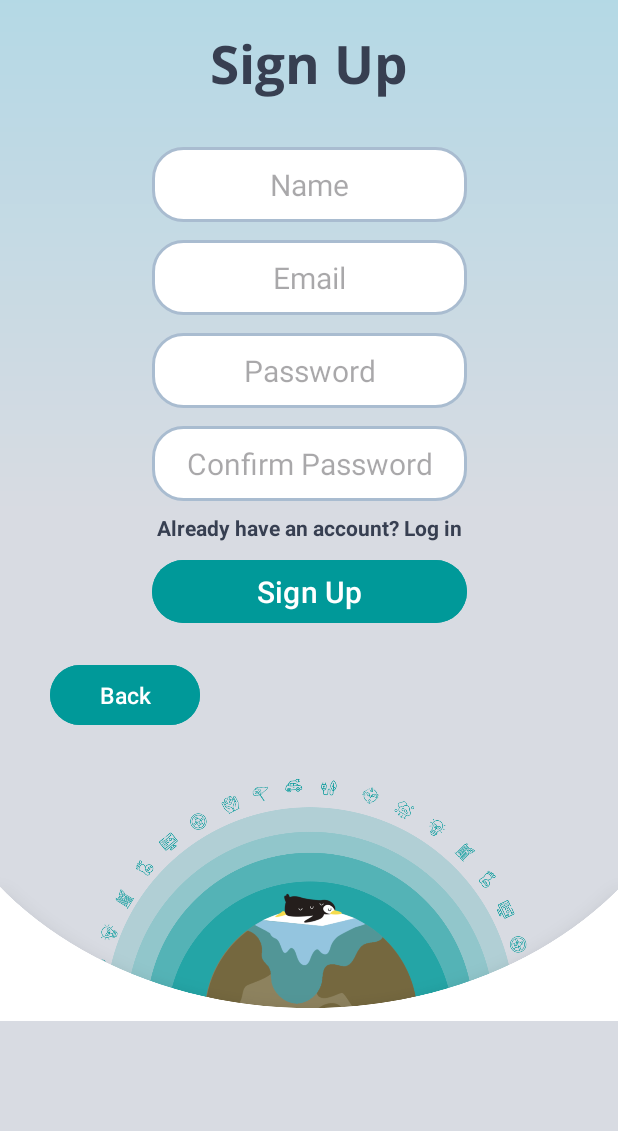
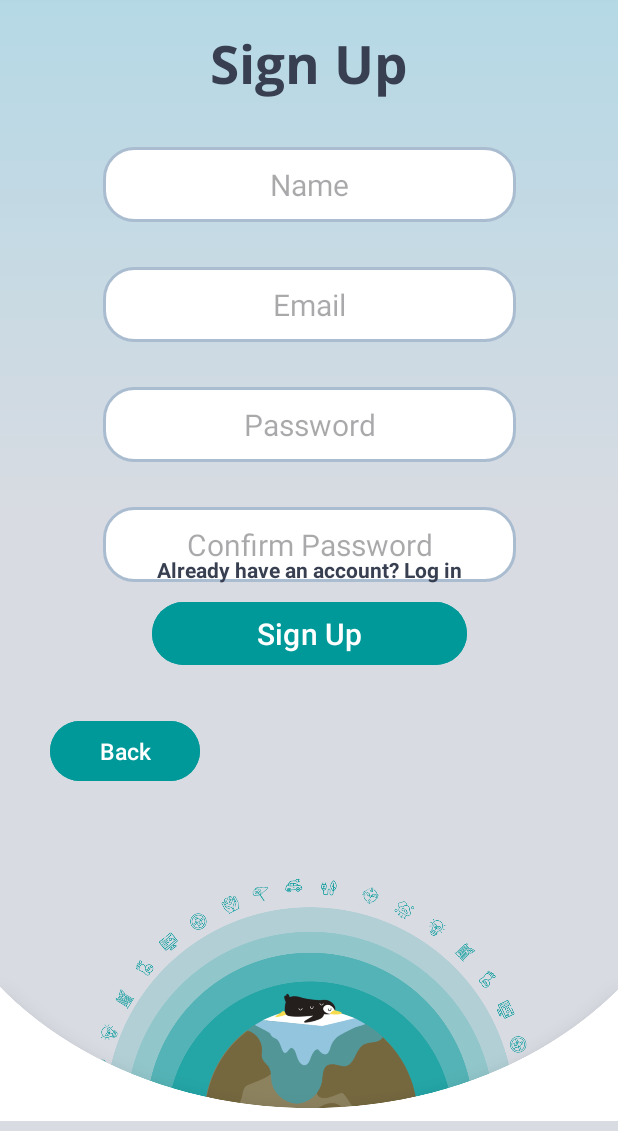
Before and after one commit to MaxHuang2037/Planetze, an Android app: the screen it shows after launch (MainActivity), after a tap on "Sign Up", on a phone screen of 412 x 824 dp, the part 105-1236 px from its top. Run offline under Robolectric (Android 15) with nearby library versions, the phone set to English and light mode, and no system bars; our stand-ins replace Firebase (no records; nobody signed in at launch, a user with empty details on screens opened directly).

Commit message:
merged with ui design2 and fixed issues

```diff
--- a/Starter Application/app/src/main/java/com/example/Planetzecarbontracker/AnnualCarbonFootprintFragment.java
+++ b/Starter Application/app/src/main/java/com/example/Planetzecarbontracker/AnnualCarbonFootprintFragment.java
@@ -1,7 +1,6 @@
 package com.example.Planetzecarbontracker;
 
 import android.os.Bundle;
-import android.util.Log;
 import android.view.LayoutInflater;
 import android.view.View;
 import android.view.ViewGroup;
@@ -15,9 +14,7 @@ import androidx.annotation.NonNull;
 import androidx.annotation.Nullable;
 import androidx.fragment.app.Fragment;
 
-import com.google.android.gms.tasks.OnCompleteListener;
 import com.google.android.gms.tasks.OnSuccessListener;
-import com.google.android.gms.tasks.Task;
 import com.google.firebase.auth.FirebaseAuth;
 import com.google.firebase.database.DataSnapshot;
 import com.google.firebase.database.DatabaseError;
@@ -165,7 +162,7 @@ public class AnnualCarbonFootprintFragment extends Fragment {
         });
 
         questionText = view.findViewById(R.id.questionText);
-        nextButton = view.findViewById(R.id.nextButton);
+        nextButton = view.findViewById(R.id.backButton);
         previousButton = view.findViewById(R.id.previousButton);
         radioGroup = view.findViewById(R.id.choices);
 
--- a/Starter Application/app/src/main/java/com/example/Planetzecarbontracker/EcoGaugeFragement.java
+++ b/Starter Application/app/src/main/java/com/example/Planetzecarbontracker/EcoGaugeFragement.java
@@ -2,7 +2,6 @@ package com.example.Planetzecarbontracker;
 
 import android.graphics.Color;
 import android.os.Bundle;
-import android.util.Log;
 import android.view.LayoutInflater;
 import android.view.View;
 import android.view.ViewGroup;
@@ -34,10 +33,7 @@ import com.google.firebase.database.DatabaseReference;
 import com.google.firebase.database.FirebaseDatabase;
 import com.google.firebase.database.ValueEventListener;
 
-import org.w3c.dom.Text;
-
 import java.util.ArrayList;
-import java.util.Arrays;
 import java.util.Calendar;
 import java.util.Collections;
 import java.util.Date;
--- a/Starter Application/app/src/main/java/com/example/Planetzecarbontracker/ForgotPasswordActivity.java
+++ b/Starter Application/app/src/main/java/com/example/Planetzecarbontracker/ForgotPasswordActivity.java
@@ -6,7 +6,6 @@ import android.view.View;
 import android.view.ViewGroup;
 import android.widget.Button;
 import android.widget.EditText;
-import android.widget.TextView;
 import android.widget.Toast;
 
 import androidx.annotation.NonNull;
@@ -30,8 +29,7 @@ public class ForgotPasswordActivity extends Fragment {
 
         // Reference UI elements
         Button buttonResendLink = view.findViewById(R.id.btnSendResetLink);
-        EditText editTextEmail = view.findViewById(R.id.editTextEmail);
-        TextView tvForgotPasswordTitle = view.findViewById(R.id.tvForgotPasswordTitle);
+        EditText editTextEmail = view.findViewById(R.id.editTextTextEmailAddress);
         Button backButton = view.findViewById(R.id.backButton);
 
         // Set OnClickListener for the "Send Reset Link" button
--- a/Starter Application/app/src/main/java/com/example/Planetzecarbontracker/FormulaAnswersRecorderActivity.java
+++ b/Starter Application/app/src/main/java/com/example/Planetzecarbontracker/FormulaAnswersRecorderActivity.java
@@ -25,7 +25,7 @@ public class FormulaAnswersRecorderActivity extends Fragment {
         TextView foodAnswers = view.findViewById(R.id.foodAnswers);
         TextView housingAnswers = view.findViewById(R.id.housingAnswers);
         TextView consumptionAnswers = view.findViewById(R.id.consumptionAnswers);
-        Button backButton = view.findViewById(R.id.backButton);
+        Button nextButton = view.findViewById(R.id.nextButton);
 
         // Retrieve data passed via Bundle
         Bundle bundle = getArguments();
@@ -48,7 +48,7 @@ public class FormulaAnswersRecorderActivity extends Fragment {
         }
 
         // Set Back button functionality
-        backButton.setOnClickListener(new View.OnClickListener() {
+        nextButton.setOnClickListener(new View.OnClickListener() {
             @Override
             public void onClick(View v) {
                 // change to emissions overview page
--- a/Starter Application/app/src/main/java/com/example/Planetzecarbontracker/SignUpFragment.java
+++ b/Starter Application/app/src/main/java/com/example/Planetzecarbontracker/SignUpFragment.java
@@ -22,9 +22,6 @@ import com.google.firebase.auth.FirebaseAuth;
 import com.google.firebase.auth.FirebaseUser;
 import com.google.firebase.database.DatabaseReference;
 import com.google.firebase.database.FirebaseDatabase;
-
-import java.util.ArrayList;
-import java.util.Date;
 
 public class SignUpFragment extends Fragment {
     private EditText name, email, password, confirmPassword;
--- a/Starter Application/app/src/main/res/layout/forgot_password_fragment.xml
+++ b/Starter Application/app/src/main/res/layout/forgot_password_fragment.xml
@@ -35,7 +35,7 @@
 
     <EditText
         android:id="@+id/editTextTextEmailAddress"
-        android:layout_width="210dp"
+        android:layout_width="275dp"
         android:layout_height="50dp"
         android:background="@drawable/rounded_edit_text"
         android:hint="Email"
--- a/Starter Application/app/src/main/res/layout/sign_up_fragment.xml
+++ b/Starter Application/app/src/main/res/layout/sign_up_fragment.xml
@@ -5,20 +5,19 @@
     android:layout_width="match_parent"
     android:layout_height="match_parent"
     android:background="@drawable/gradient_background"
-    android:visibility="visible"
-    tools:context=".AddItemFragment">
+    android:visibility="visible">
 
 
     <EditText
         android:id="@+id/editTextTextEmailAddress"
-        android:layout_width="210dp"
+        android:layout_width="275dp"
         android:layout_height="50dp"
         android:background="@drawable/rounded_edit_text"
         android:hint="Email"
         android:inputType="textEmailAddress"
         android:textAlignment="center"
         android:textSize="20sp"
-        android:layout_marginTop="12dp"
+        android:layout_marginTop="30dp"
         app:layout_constraintTop_toBottomOf="@+id/editTextTextName"
         app:layout_constraintStart_toStartOf="parent"
         app:layout_constraintEnd_toEndOf="parent"
@@ -26,7 +25,7 @@
 
     <EditText
         android:id="@+id/editTextTextPassword"
-        android:layout_width="210dp"
+        android:layout_width="275dp"
         android:layout_height="50dp"
         android:background="@drawable/rounded_edit_text"
         android:ems="10"
@@ -34,7 +33,7 @@
         android:inputType="textPassword"
         android:textAlignment="center"
         android:textSize="20sp"
-        android:layout_marginTop="12dp"
+        android:layout_marginTop="30dp"
         app:layout_constraintEnd_toEndOf="parent"
         app:layout_constraintHorizontal_bias="0.5"
         app:layout_constraintStart_toStartOf="parent"
@@ -42,7 +41,7 @@
 
     <EditText
         android:id="@+id/editTextTextConfirmPassword"
-        android:layout_width="210dp"
+        android:layout_width="275dp"
         android:layout_height="50dp"
         android:background="@drawable/rounded_edit_text"
         android:ems="10"
@@ -54,11 +53,11 @@
         app:layout_constraintStart_toStartOf="parent"
         app:layout_constraintEnd_toEndOf="parent"
         app:layout_constraintHorizontal_bias="0.5"
-        android:layout_marginTop="12dp" />
+        android:layout_marginTop="30dp" />
 
     <EditText
         android:id="@+id/editTextTextName"
-        android:layout_width="210dp"
+        android:layout_width="275dp"
         android:layout_height="50dp"
         android:background="@drawable/rounded_edit_text"
         android:hint="Name"
@@ -132,7 +131,7 @@
         android:id="@+id/logInRedirect"
         android:layout_width="wrap_content"
         android:layout_height="wrap_content"
-        android:layout_marginTop="8dp"
+        android:layout_marginTop="20dp"
         android:layout_marginBottom="8dp"
         android:text="Already have an account? Log in"
         android:textColor="@color/text_dark"
@@ -150,10 +149,12 @@
         android:id="@+id/penguin_image"
         android:layout_width="wrap_content"
         android:layout_height="200dp"
+        android:layout_marginTop="108dp"
         android:src="@drawable/planetze_penguin"
         app:layout_constraintEnd_toEndOf="parent"
+        app:layout_constraintHorizontal_bias="0.0"
         app:layout_constraintStart_toStartOf="parent"
-        app:layout_constraintTop_toBottomOf="@id/backButton"
-        app:layout_constraintVertical_bias="0"/>
+        app:layout_constraintBottom_toBottomOf="parent"
+        />
 
 </androidx.constraintlayout.widget.ConstraintLayout>
```
Also changed, not shown: Starter Application/app/src/main/res/layout/activity_compare_page.xml (+4 -4 lines), Starter Application/app/src/main/res/layout/activity_country_select.xml (+4 -4 lines), Starter Application/app/src/main/res/layout/activity_dashboard.xml (+18 -15 lines), Starter Application/app/src/main/res/layout/annual_carbon_footprint_fragment.xml (+18 -15 lines), Starter Application/app/src/main/res/layout/eco_gauge_fragment.xml (+28 -31 lines), Starter Application/app/src/main/res/layout/formula_answers_recorder.xml (+9 -15 lines), Starter Application/app/src/main/res/layout/log_in_fragment.xml (+4 -5 lines).
